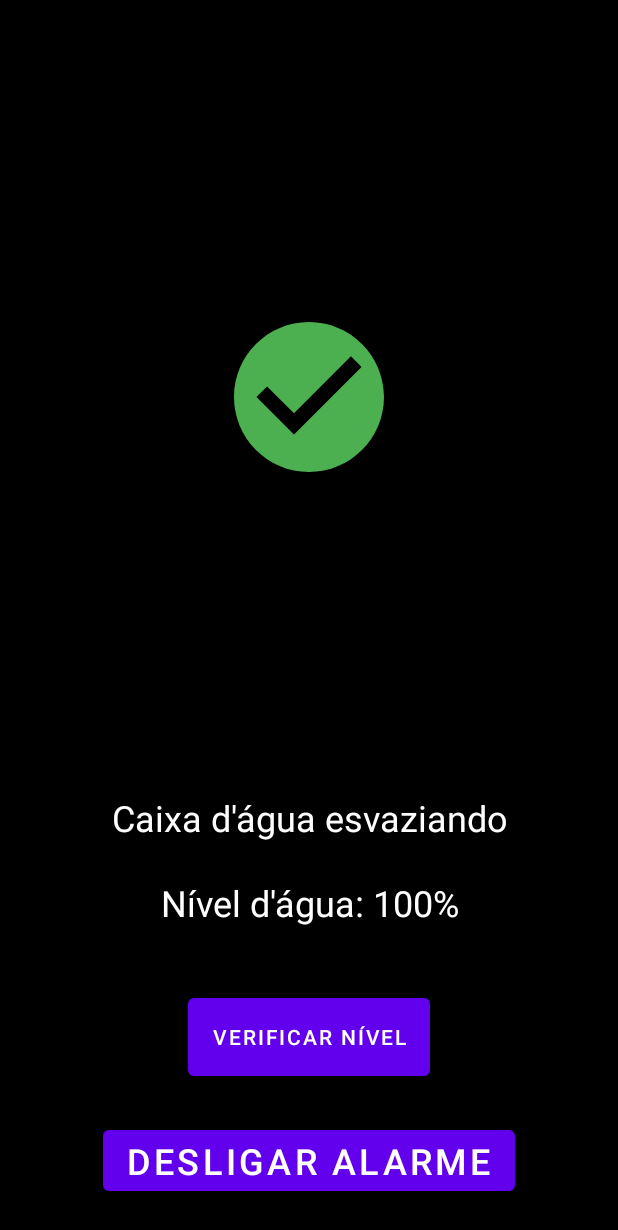
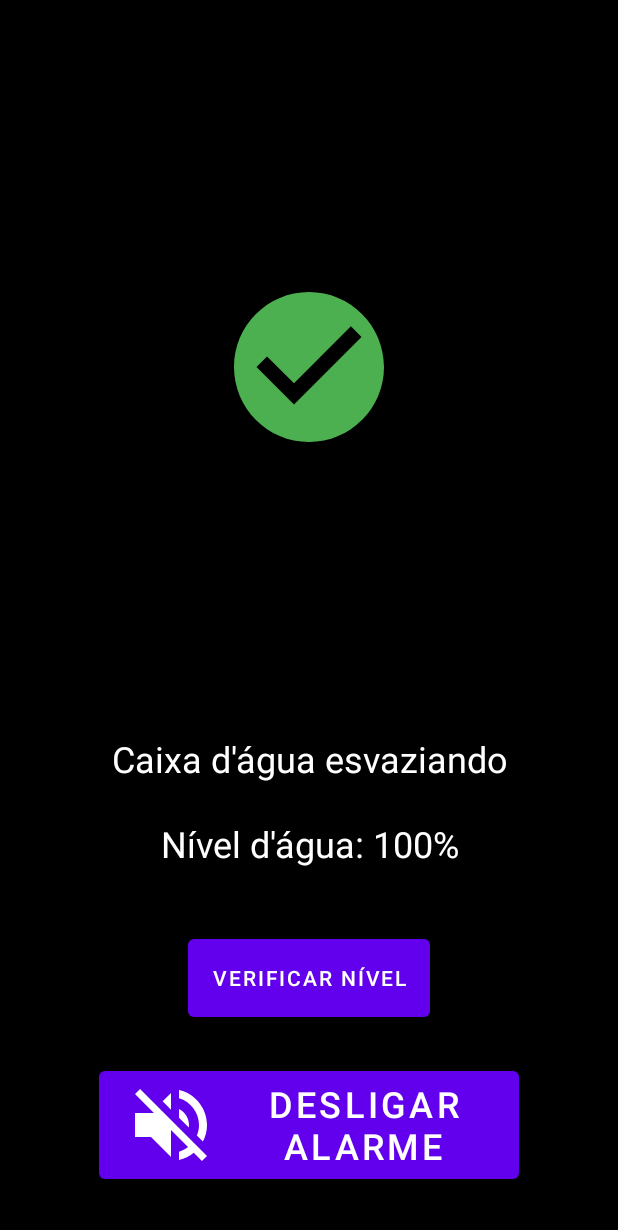
Before and after one commit to helder-sales/caixa-dagua-kotlin, an Android app: the layout activity_main.xml on its own in the app's theme, with its tools: preview values and no code run, on a phone screen of 412 x 824 dp. Shown: the top 1230 px of the screen. Run offline under Robolectric (Android 15) with nearby library versions, the phone set to English and light mode, and no system bars.

Commit message:
Updated code structure and layout

```diff
--- a/app/src/main/res/drawable/ic_buzzer_off.xml
+++ b/app/src/main/res/drawable/ic_buzzer_off.xml
@@ -1,5 +1,5 @@
-<vector android:height="64dp" android:tint="#000000"
+<vector android:height="64dp" android:tint="#FFFFFFFF"
     android:viewportHeight="24" android:viewportWidth="24"
     android:width="64dp" xmlns:android="http://schemas.android.com/apk/res/android">
-    <path android:fillColor="@android:color/black" android:pathData="M16.5,12c0,-1.77 -1.02,-3.29 -2.5,-4.03v2.21l2.45,2.45c0.03,-0.2 0.05,-0.41 0.05,-0.63zM19,12c0,0.94 -0.2,1.82 -0.54,2.64l1.51,1.51C20.63,14.91 21,13.5 21,12c0,-4.28 -2.99,-7.86 -7,-8.77v2.06c2.89,0.86 5,3.54 5,6.71zM4.27,3L3,4.27 7.73,9L3,9v6h4l5,5v-6.73l4.25,4.25c-0.67,0.52 -1.42,0.93 -2.25,1.18v2.06c1.38,-0.31 2.63,-0.95 3.69,-1.81L19.73,21 21,19.73l-9,-9L4.27,3zM12,4L9.91,6.09 12,8.18L12,4z"/>
+    <path android:fillColor="@color/color_white" android:pathData="M16.5,12c0,-1.77 -1.02,-3.29 -2.5,-4.03v2.21l2.45,2.45c0.03,-0.2 0.05,-0.41 0.05,-0.63zM19,12c0,0.94 -0.2,1.82 -0.54,2.64l1.51,1.51C20.63,14.91 21,13.5 21,12c0,-4.28 -2.99,-7.86 -7,-8.77v2.06c2.89,0.86 5,3.54 5,6.71zM4.27,3L3,4.27 7.73,9L3,9v6h4l5,5v-6.73l4.25,4.25c-0.67,0.52 -1.42,0.93 -2.25,1.18v2.06c1.38,-0.31 2.63,-0.95 3.69,-1.81L19.73,21 21,19.73l-9,-9L4.27,3zM12,4L9.91,6.09 12,8.18L12,4z"/>
 </vector>
--- a/app/src/main/res/layout/activity_main.xml
+++ b/app/src/main/res/layout/activity_main.xml
@@ -11,7 +11,7 @@
         android:id="@+id/status_imageView"
         android:layout_width="wrap_content"
         android:layout_height="wrap_content"
-        android:contentDescription="status"
+        android:contentDescription="@string/status_imageView_contentDescription"
         android:visibility="gone"
         app:layout_constraintBottom_toTopOf="@+id/warning_textView"
         app:layout_constraintEnd_toEndOf="parent"
@@ -64,22 +64,20 @@
         android:layout_height="64dp"
         android:layout_marginBottom="24dp"
         android:onClick="buttonPressed"
-        android:text="Verificar nível"
+        android:text="@string/check_level"
         app:layout_constraintBottom_toTopOf="@+id/turn_alarm_off_button"
         app:layout_constraintEnd_toEndOf="parent"
         app:layout_constraintStart_toStartOf="parent" />
 
     <Button
         android:id="@+id/turn_alarm_off_button"
-        android:layout_width="wrap_content"
+        android:layout_width="280dp"
         android:layout_height="wrap_content"
-        android:layout_marginBottom="24dp"
-        android:drawableStart="@drawable/ic_buzzer_off"
-        android:drawablePadding="6dp"
-        android:gravity="start|center"
+        android:layout_marginBottom="32dp"
         android:onClick="buttonPressed"
-        android:text="Desligar alarme"
+        android:text="@string/turn_alarm_off"
         android:textSize="24sp"
+        app:icon="@drawable/ic_buzzer_off"
         app:layout_constraintBottom_toBottomOf="parent"
         app:layout_constraintEnd_toEndOf="parent"
         app:layout_constraintStart_toStartOf="parent" />
--- a/app/src/main/res/values/strings.xml
+++ b/app/src/main/res/values/strings.xml
@@ -1,3 +1,11 @@
 <resources>
     <string name="app_name">caixa-dagua-kotlin</string>
+    <string name="water_level_full">Caixa d\'água cheia</string>
+    <string name="water_level_dropping">Caixa d\'água esvaziando</string>
+    <string name="connection_failed">Conexão morreu :(</string>
+    <string name="try_again">Tente novamente</string>
+    <string name="current_water_level">Nível d\'água: %1$.1f</string>
+    <string name="turn_alarm_off">Desligar alarme</string>
+    <string name="check_level">Verificar nível</string>
+    <string name="status_imageView_contentDescription">status</string>
 </resources>
```
Also changed, not shown: app/src/main/java/com/example/caixa_dagua_kotlin/MainActivity.kt (+7 -6 lines).
